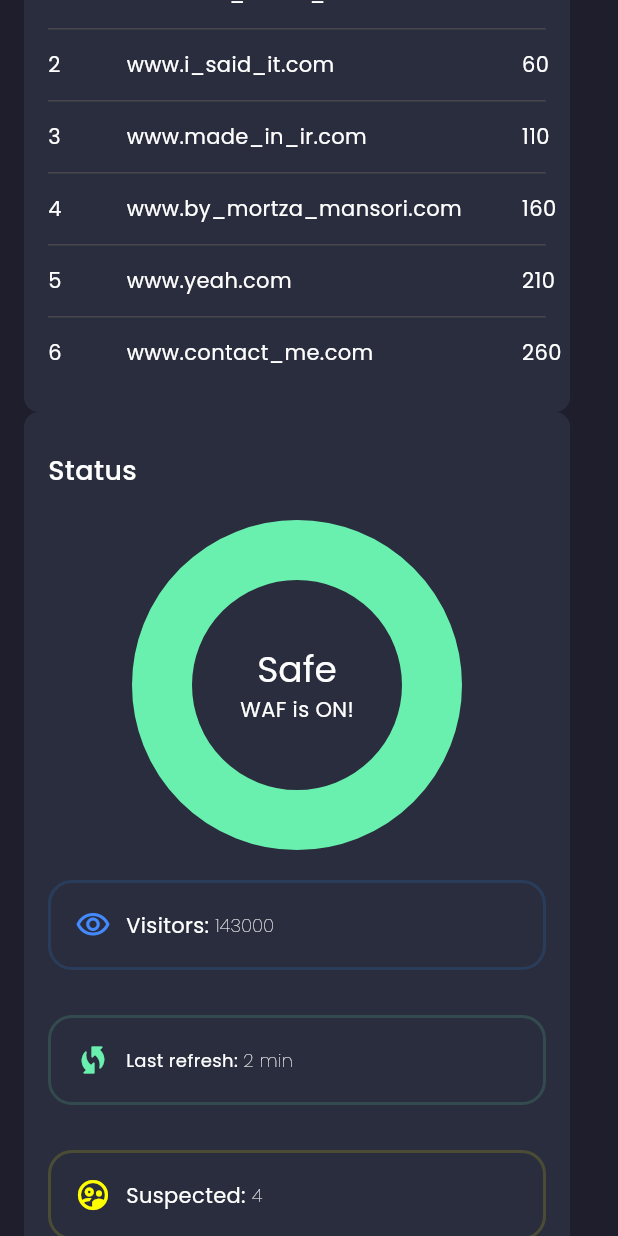
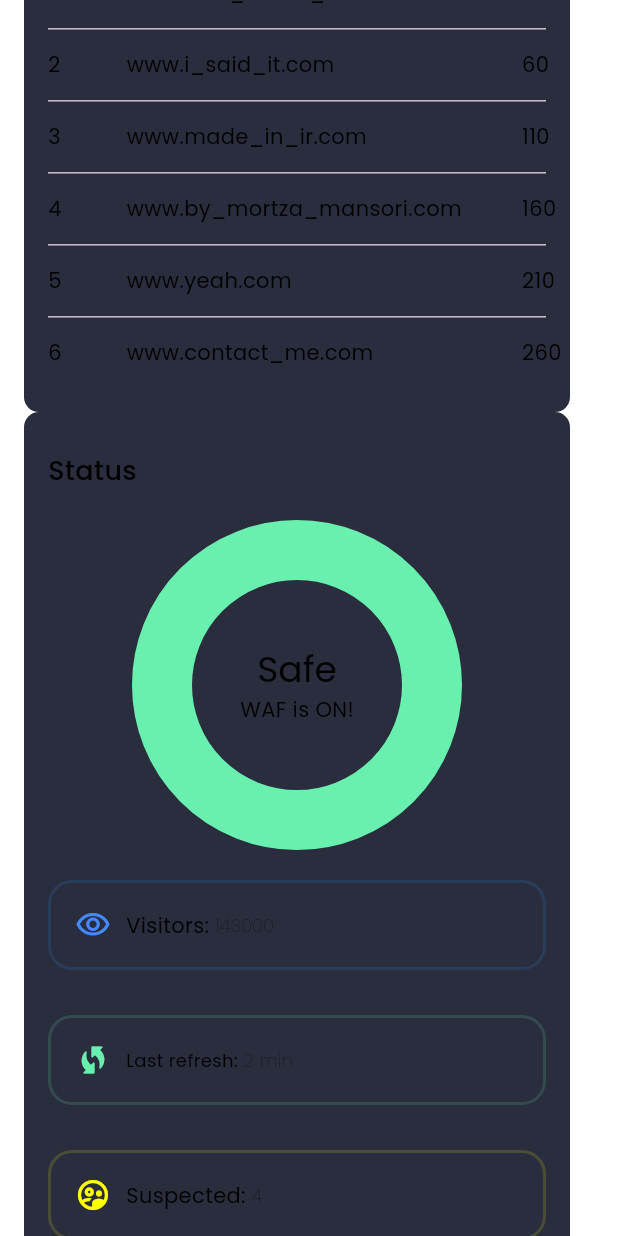
Before and after one commit to WaF2Flutter/WaF2Flutter-Interface, a Flutter app: the screen it shows after launch, scrolled down 576 dp, on a phone screen of 412 x 824 dp. Run offline on Flutter 3.47's test engine with Material 3 defaults, Android fonts, the phone set to English and light mode, and no system bars; drawn by our look-alikes of auto_size_text, fl_chart; our stand-ins replace get, google_fonts; missing offline and left inert: flutter_octicons.

Commit message:
Update main.dart

```diff
--- a/lib/main.dart
+++ b/lib/main.dart
@@ -1,8 +1,9 @@
 import 'package:flutter/material.dart';
-import 'package:google_fonts/google_fonts.dart';
 import 'package:msf/bindings/bindings.dart';
+import 'package:msf/controllers/ThemeController.dart';
 import 'package:msf/screens/HomeScreen.dart';
 import 'package:get/get.dart';
+import 'package:msf/utills/theme.dart';
 void main() {
   runApp(MyApp());
 }
@@ -14,26 +15,26 @@ const Color primaryColor = Color(0xFF2697FF);
 class MyApp extends StatelessWidget {
   @override
   Widget build(BuildContext context) {
+    return Obx(() {
+      Get.put(ThemeController());
+      bool isDark = Get.find<ThemeController>().isDark.value;
+
       return GetMaterialApp(
+        debugShowCheckedModeBanner: false,
 
-      debugShowCheckedModeBanner: false,
         initialBinding: MyBindings(),
 
         getPages: [
           GetPage(name: '/home', page: ()=>HomeScreen()),
-        //  GetPage(name: '/Home', page: ()=>HomeScreen()),
-        //GetPage(name: '/Home', page: ()=>HomeScreen()),
-       //GetPage(name: '/Home', page: ()=>HomeScreen()),
         ],
         initialRoute: '/home',
+
+
         title: 'ModSec Admin Panel',
 
-      theme: ThemeData.dark().copyWith(
-        scaffoldBackgroundColor: bgColor,
-        canvasColor: secondryColor,
-        textTheme: GoogleFonts.poppinsTextTheme(Theme.of(context).textTheme.apply(bodyColor: Colors.white)),
-      ),
+         theme: getTheme(isDark),
         home: HomeScreen(),
       );
+    });
   }
 }
```
Lines whose indentation alone changed are shown as unchanged.
